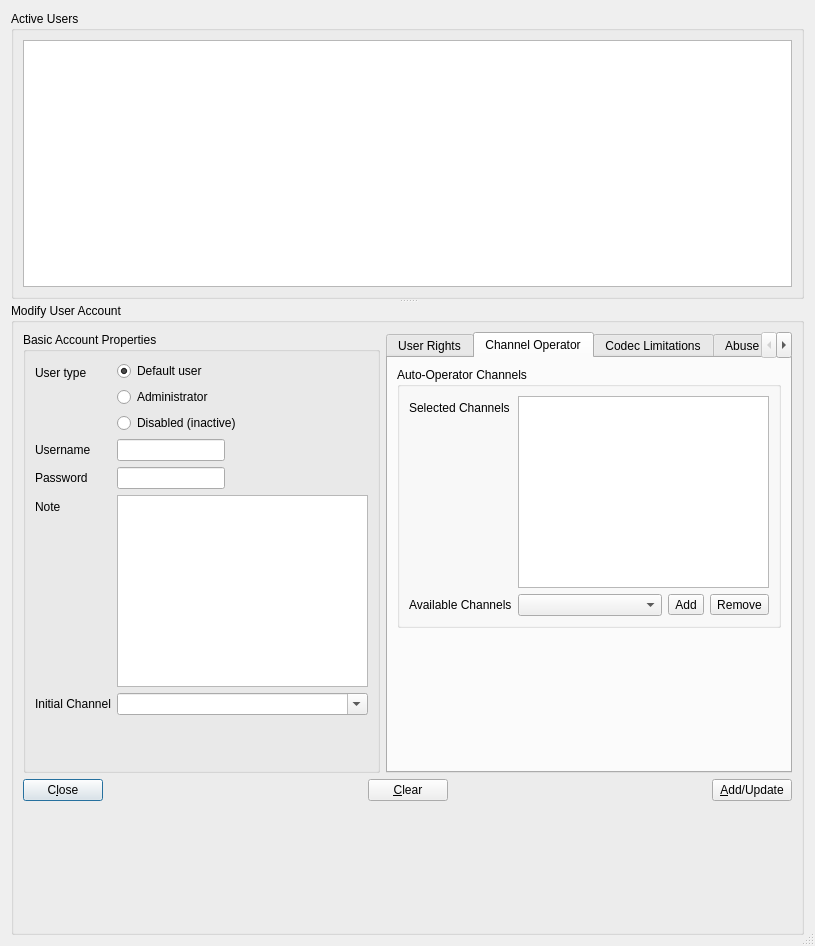
This is Client/qtTeamTalk/useraccounts.ui in BearWare/TeamTalk5 as Qt 5 draws it before an edit. The edited form follows.
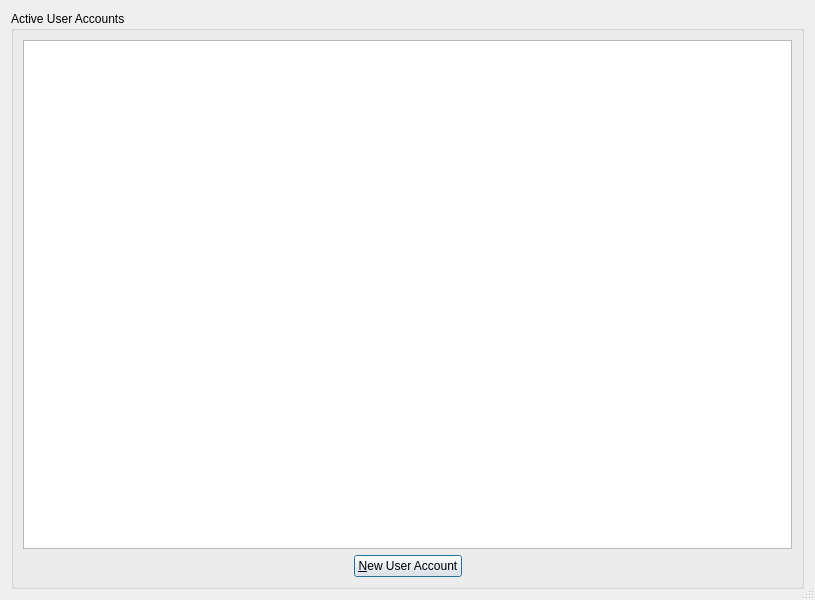
This is the edited form. The open tabs and pages were chosen to show the change. Custom widgets are drawn as their Qt base class.

Commit message: Redesign user accounts dialog (#2286)

Diff of the .ui file:
```diff
--- a/Client/qtTeamTalk/useraccounts.ui
+++ b/Client/qtTeamTalk/useraccounts.ui
@@ -7,7 +7,7 @@
     <x>0</x>
     <y>0</y>
     <width>815</width>
-    <height>946</height>
+    <height>600</height>
    </rect>
   </property>
   <property name="windowTitle">
@@ -24,9 +24,9 @@
      </property>
      <widget class="QGroupBox" name="groupBox">
       <property name="title">
-       <string>Active Users</string>
+       <string>Active User Accounts</string>
       </property>
-      <layout class="QHBoxLayout" name="horizontalLayout_6">
+      <layout class="QVBoxLayout" name="verticalLayout">
        <item>
         <widget class="MyTreeView" name="usersTreeView">
          <property name="minimumSize">
@@ -40,6 +40,9 @@
            <pointsize>8</pointsize>
           </font>
          </property>
+         <property name="accessibleName">
+          <string>User accounts</string>
+         </property>
          <property name="editTriggers">
           <set>QAbstractItemView::NoEditTriggers</set>
          </property>
@@ -67,430 +70,10 @@
          <property name="expandsOnDoubleClick">
           <bool>false</bool>
          </property>
-         <property name="accessibleName">
-          <string>User accounts</string>
-         </property>
         </widget>
        </item>
-      </layout>
-     </widget>
-     <widget class="QGroupBox" name="groupBox_2">
-      <property name="title">
-       <string>Modify User Account</string>
-      </property>
-      <layout class="QVBoxLayout" name="verticalLayout_6">
-       <item>
-        <layout class="QHBoxLayout" name="horizontalLayout_5">
-         <item>
-          <widget class="QGroupBox" name="groupBox_6">
-           <property name="title">
-            <string>Basic Account Properties</string>
-           </property>
-           <layout class="QFormLayout" name="formLayout_2">
-            <item row="0" column="0">
-             <widget class="QLabel" name="label_3">
-              <property name="text">
-               <string>User type</string>
-              </property>
-              <property name="buddy">
-               <cstring>defaultuserBtn</cstring>
-              </property>
-             </widget>
-            </item>
-            <item row="0" column="1">
-             <layout class="QVBoxLayout" name="verticalLayout_2">
-              <item>
-               <widget class="QRadioButton" name="defaultuserBtn">
-                <property name="text">
-                 <string>Default user</string>
-                </property>
-                <property name="checked">
-                 <bool>true</bool>
-                </property>
-               </widget>
-              </item>
-              <item>
-               <widget class="QRadioButton" name="adminBtn">
-                <property name="text">
-                 <string>Administrator</string>
-                </property>
-               </widget>
-              </item>
-              <item>
-               <widget class="QRadioButton" name="disableduserBtn">
-                <property name="text">
-                 <string>Disabled (inactive)</string>
-                </property>
-               </widget>
-              </item>
-             </layout>
-            </item>
-            <item row="1" column="0">
-             <widget class="QLabel" name="label">
-              <property name="text">
-               <string>Username</string>
-              </property>
-              <property name="buddy">
-               <cstring>usernameEdit</cstring>
-              </property>
-             </widget>
-            </item>
-            <item row="1" column="1">
-             <widget class="QLineEdit" name="usernameEdit">
-              <property name="sizePolicy">
-               <sizepolicy hsizetype="Fixed" vsizetype="Fixed">
-                <horstretch>0</horstretch>
-                <verstretch>0</verstretch>
-               </sizepolicy>
-              </property>
-             </widget>
-            </item>
-            <item row="2" column="0">
-             <widget class="QLabel" name="label_2">
-              <property name="text">
-               <string>Password</string>
-              </property>
-              <property name="buddy">
-               <cstring>passwordEdit</cstring>
-              </property>
-             </widget>
-            </item>
-            <item row="2" column="1">
-             <widget class="QLineEdit" name="passwordEdit">
-              <property name="sizePolicy">
-               <sizepolicy hsizetype="Fixed" vsizetype="Fixed">
-                <horstretch>0</horstretch>
-                <verstretch>0</verstretch>
-               </sizepolicy>
-              </property>
-             </widget>
-            </item>
-            <item row="3" column="0">
-             <widget class="QLabel" name="label_4">
-              <property name="text">
-               <string>Note</string>
-              </property>
-              <property name="buddy">
-               <cstring>noteEdit</cstring>
-              </property>
-             </widget>
-            </item>
-            <item row="3" column="1">
-             <widget class="QPlainTextEdit" name="noteEdit">
-              <property name="tabChangesFocus">
-               <bool>true</bool>
-              </property>
-             </widget>
-            </item>
-            <item row="4" column="0">
-             <widget class="QLabel" name="label_5">
-              <property name="text">
-               <string>Initial Channel</string>
-              </property>
-              <property name="buddy">
-               <cstring>channelComboBox</cstring>
-              </property>
-             </widget>
-            </item>
-            <item row="4" column="1">
-             <widget class="QComboBox" name="channelComboBox">
-              <property name="toolTip">
-               <string>User should automatically join this channel after login</string>
-              </property>
-              <property name="editable">
-               <bool>true</bool>
-              </property>
-             </widget>
-            </item>
-            <item row="5" column="1">
-             <spacer name="verticalSpacer_4">
-              <property name="orientation">
-               <enum>Qt::Vertical</enum>
-              </property>
-              <property name="sizeHint" stdset="0">
-               <size>
-                <width>20</width>
-                <height>40</height>
-               </size>
-              </property>
-             </spacer>
-            </item>
-           </layout>
-          </widget>
-         </item>
-         <item>
-          <widget class="QTabWidget" name="tabWidget">
-           <property name="currentIndex">
-            <number>0</number>
-           </property>
-           <widget class="QWidget" name="tab_4">
-            <attribute name="title">
-             <string>User Rights</string>
-            </attribute>
-            <layout class="QHBoxLayout" name="horizontalLayout_8">
-             <item>
-              <widget class="QGroupBox" name="groupBox_4">
-               <property name="title">
-                <string>User Actions Allowed on Server</string>
-               </property>
-               <layout class="QVBoxLayout" name="verticalLayout">
-                <item>
-                 <widget class="MyTreeView" name="userrightsTreeView">
-                  <property name="editTriggers">
-                   <set>QAbstractItemView::NoEditTriggers</set>
-                  </property>
-                  <property name="showDropIndicator" stdset="0">
-                   <bool>false</bool>
-                  </property>
-                  <property name="alternatingRowColors">
-                   <bool>true</bool>
-                  </property>
-                  <property name="rootIsDecorated">
-                   <bool>false</bool>
-                  </property>
-                  <property name="itemsExpandable">
-                   <bool>false</bool>
-                  </property>
-                  <property name="expandsOnDoubleClick">
-                   <bool>false</bool>
-                  </property>
-                  <property name="accessibleName">
-                   <string>User Rights</string>
-                  </property>
-                  <attribute name="headerVisible">
-                   <bool>false</bool>
-                  </attribute>
-                 </widget>
-                </item>
-               </layout>
-              </widget>
-             </item>
-            </layout>
-           </widget>
-           <widget class="QWidget" name="tab">
-            <attribute name="title">
-             <string>Channel Operator</string>
-            </attribute>
-            <layout class="QVBoxLayout" name="verticalLayout_3">
-             <item>
-              <widget class="QGroupBox" name="groupBox_3">
-               <property name="accessibleName">
-                <string>Auto-Operator Channels</string>
-               </property>
-               <property name="title">
-                <string>Auto-Operator Channels</string>
-               </property>
-               <layout class="QFormLayout" name="formLayout">
-                <item row="0" column="0">
-                 <widget class="QLabel" name="label_7">
-                  <property name="text">
-                   <string>Selected Channels</string>
-                  </property>
-                  <property name="buddy">
-                   <cstring>opchannelsListWidget</cstring>
-                  </property>
-                 </widget>
-                </item>
-                <item row="0" column="1">
-                 <widget class="QListWidget" name="opchannelsListWidget">
-                  <property name="toolTip">
-                   <string>User will automatically become operator when joining these channels</string>
-                  </property>
-                  <property name="selectionMode">
-                   <enum>QAbstractItemView::SingleSelection</enum>
-                  </property>
-                  <property name="uniformItemSizes">
-                   <bool>false</bool>
-                  </property>
-                 </widget>
-                </item>
-                <item row="1" column="0">
-                 <widget class="QLabel" name="label_6">
-                  <property name="text">
-                   <string>Available Channels</string>
-                  </property>
-                  <property name="buddy">
-                   <cstring>opchanComboBox</cstring>
-                  </property>
-                 </widget>
-                </item>
-                <item row="1" column="1">
-                 <layout class="QHBoxLayout" name="horizontalLayout_3" stretch="1,0,0">
-                  <item>
-                   <widget class="QComboBox" name="opchanComboBox">
-                    <property name="editable">
-                     <bool>false</bool>
-                    </property>
-                   </widget>
-                  </item>
-                  <item>
-                   <widget class="QToolButton" name="addopBtn">
-                    <property name="accessibleDescription">
-                     <string>Set selected user auto operator for selected channels</string>
-                    </property>
-                    <property name="text">
-                     <string>Add</string>
-                    </property>
-                   </widget>
-                  </item>
-                  <item>
-                   <widget class="QToolButton" name="rmopBtn">
-                    <property name="accessibleDescription">
-                     <string>No longer set selected user auto operator for selected channels</string>
-                    </property>
-                    <property name="text">
-                     <string>Remove</string>
-                    </property>
-                   </widget>
-                  </item>
-                 </layout>
-                </item>
-               </layout>
-              </widget>
-             </item>
-             <item>
-              <spacer name="verticalSpacer_2">
-               <property name="orientation">
-                <enum>Qt::Vertical</enum>
-               </property>
-               <property name="sizeHint" stdset="0">
-                <size>
-                 <width>20</width>
-                 <height>40</height>
-                </size>
-               </property>
-              </spacer>
-             </item>
-            </layout>
-           </widget>
-           <widget class="QWidget" name="tab_2">
-            <attribute name="title">
-             <string>Codec Limitations</string>
-            </attribute>
-            <layout class="QVBoxLayout" name="verticalLayout_5">
-             <item>
-              <widget class="QGroupBox" name="groupBox_5">
-               <property name="title">
-                <string>Audio Codec Limitations</string>
-               </property>
-               <layout class="QHBoxLayout" name="horizontalLayout_2">
-                <item>
-                 <widget class="QLabel" name="label_10">
-                  <property name="text">
-                   <string>Max bitrate for audio codecs</string>
-                  </property>
-                  <property name="buddy">
-                   <cstring>audmaxbpsSpinBox</cstring>
-                  </property>
-                 </widget>
-                </item>
-                <item>
-                 <widget class="QSpinBox" name="audmaxbpsSpinBox">
-                  <property name="alignment">
-                   <set>Qt::AlignRight|Qt::AlignTrailing|Qt::AlignVCenter</set>
-                  </property>
-                  <property name="maximum">
-                   <number>2048</number>
-                  </property>
-                  <property name="singleStep">
-                   <number>1</number>
-                  </property>
-                 </widget>
-                </item>
-                <item>
-                 <widget class="QLabel" name="label_11">
-                  <property name="text">
-                   <string>kbps (0 = disabled)</string>
-                  </property>
-                 </widget>
-                </item>
-               </layout>
-              </widget>
-             </item>
-             <item>
-              <spacer name="verticalSpacer_3">
-               <property name="orientation">
-                <enum>Qt::Vertical</enum>
-               </property>
-               <property name="sizeHint" stdset="0">
-                <size>
-                 <width>20</width>
-                 <height>158</height>
-                </size>
-               </property>
-              </spacer>
-             </item>
-            </layout>
-           </widget>
-           <widget class="QWidget" name="tab_3">
-            <attribute name="title">
-             <string>Abuse Prevention</string>
-            </attribute>
-            <layout class="QVBoxLayout" name="verticalLayout_8">
-             <item>
-              <widget class="QGroupBox" name="groupBox_7">
-               <property name="title">
-                <string>Flood Protection</string>
-               </property>
-               <layout class="QVBoxLayout" name="verticalLayout_7">
-                <item>
-                 <widget class="QLabel" name="label_9">
-                  <property name="text">
-                   <string>Prevent user from e.g. spamming text messages by limiting the number of commands they can issue within a given timeframe.</string>
-                  </property>
-                  <property name="wordWrap">
-                   <bool>true</bool>
-                  </property>
-                 </widget>
-                </item>
-                <item>
-                 <layout class="QHBoxLayout" name="horizontalLayout_7">
-                  <item>
-                   <widget class="QLabel" name="label_8">
-                    <property name="text">
-                     <string>Limit issued commands</string>
-                    </property>
-                    <property name="buddy">
-                     <cstring>limitcmdComboBox</cstring>
-                    </property>
-                   </widget>
-                  </item>
-                  <item>
-                   <widget class="QComboBox" name="limitcmdComboBox"/>
-                  </item>
-                 </layout>
-                </item>
-               </layout>
-              </widget>
-             </item>
-             <item>
-              <spacer name="verticalSpacer_5">
-               <property name="orientation">
-                <enum>Qt::Vertical</enum>
-               </property>
-               <property name="sizeHint" stdset="0">
-                <size>
-                 <width>20</width>
-                 <height>100</height>
-                </size>
-               </property>
-              </spacer>
-             </item>
-            </layout>
-           </widget>
-          </widget>
-         </item>
-        </layout>
-       </item>
        <item>
         <layout class="QHBoxLayout" name="horizontalLayout">
-         <item>
-          <widget class="QPushButton" name="closeBtn">
-           <property name="text">
-            <string>C&amp;lose</string>
-           </property>
-          </widget>
-         </item>
          <item>
           <spacer name="horizontalSpacer">
            <property name="orientation">
@@ -504,51 +87,28 @@
            </property>
           </spacer>
          </item>
-         <item>
-          <widget class="QPushButton" name="newButton">
-           <property name="text">
-            <string>&amp;Clear</string>
-           </property>
-          </widget>
-         </item>
-         <item>
-          <spacer name="horizontalSpacer_2">
-           <property name="orientation">
-            <enum>Qt::Horizontal</enum>
-           </property>
-           <property name="sizeHint" stdset="0">
-            <size>
-             <width>40</width>
-             <height>20</height>
-            </size>
-           </property>
-          </spacer>
-         </item>
          <item>
           <widget class="QPushButton" name="addButton">
-           <property name="accessibleDescription">
-            <string>Add or update user with specified informations</string>
-           </property>
            <property name="text">
-            <string>&amp;Add/Update</string>
+            <string>&amp;New User Account</string>
            </property>
           </widget>
          </item>
+         <item>
+          <spacer name="horizontalSpacer_2">
+           <property name="orientation">
+            <enum>Qt::Horizontal</enum>
+           </property>
+           <property name="sizeHint" stdset="0">
+            <size>
+             <width>40</width>
+             <height>20</height>
+            </size>
+           </property>
+          </spacer>
+         </item>
         </layout>
        </item>
-       <item>
-        <spacer name="verticalSpacer">
-         <property name="orientation">
-          <enum>Qt::Vertical</enum>
-         </property>
-         <property name="sizeHint" stdset="0">
-          <size>
-           <width>236</width>
-           <height>1</height>
-          </size>
-         </property>
-        </spacer>
-       </item>
       </layout>
      </widget>
     </widget>
```
The commit also changes 12 other files.
